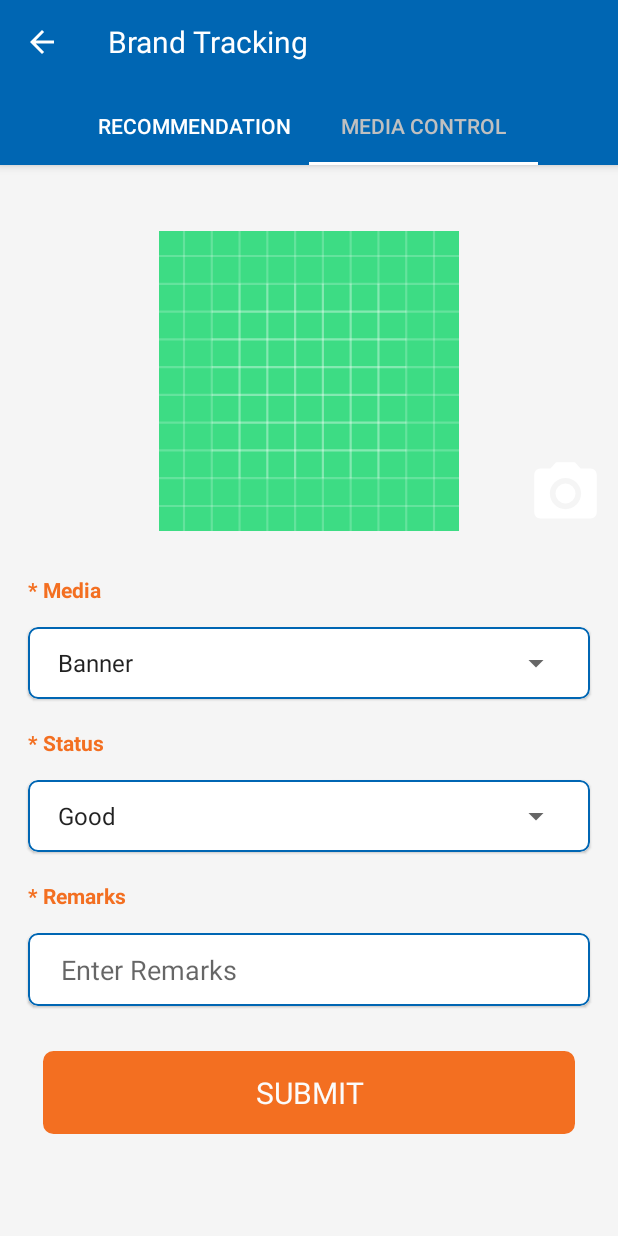
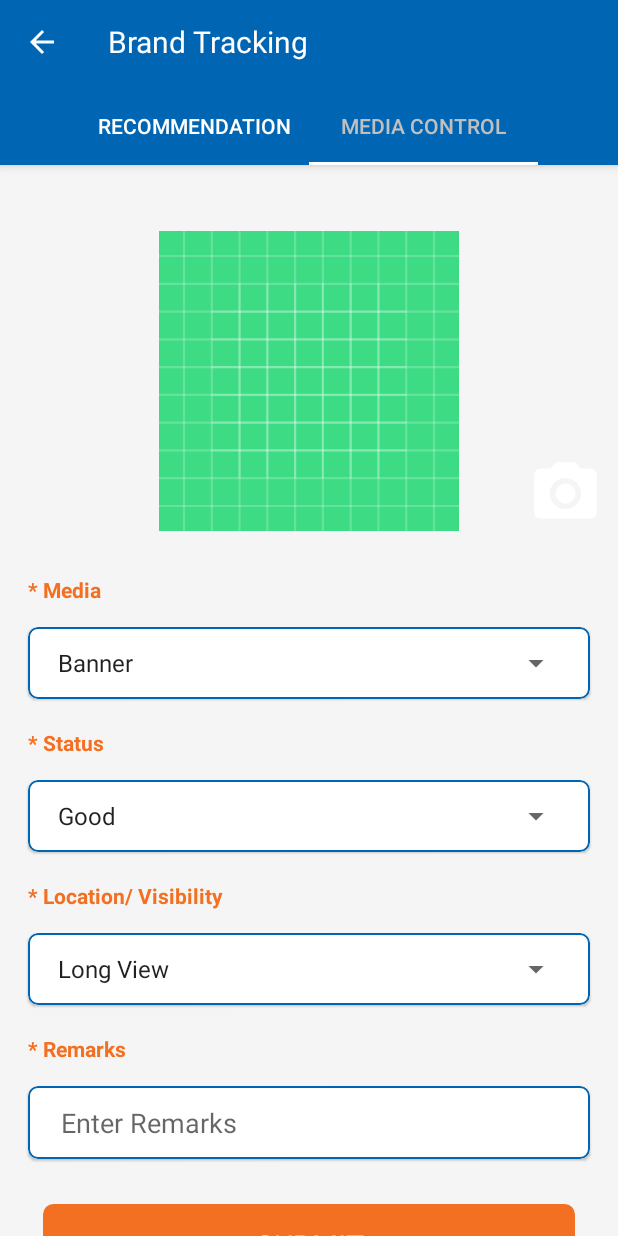
Before and after one commit to CBgourabAndroid/CRMRetail, an Android app: the BrandTrackActivity screen opened directly, with no data from a screen before it, tab 2 chosen, on a phone screen of 412 x 824 dp. Run offline under Robolectric (Android 15) with nearby library versions, the phone set to English and light mode, and no system bars.

Commit message:
08.09.2020

```diff
--- a/app/src/main/res/layout/contain_brand_track.xml
+++ b/app/src/main/res/layout/contain_brand_track.xml
@@ -117,7 +117,7 @@
                         android:layout_marginLeft="18.7dp"
                         android:layout_marginTop="19dp"
                         android:layout_marginRight="18.9dp"
-                        android:text="* Address"
+                        android:text="* Location"
                         android:textColor="@color/logoColorTwo"
                         android:textStyle="bold" />
 
@@ -169,7 +169,8 @@
                             android:layout_marginRight="18.9dp"
                             android:text="* Branding Rate(approx)"
                             android:textColor="@color/logoColorTwo"
-                            android:textStyle="bold" />
+                            android:textStyle="bold"
+                            android:visibility="gone"/>
 
                         <androidx.cardview.widget.CardView
                             android:layout_width="match_parent"
@@ -179,7 +180,8 @@
                             android:layout_marginRight="18.9dp"
                             app:cardBackgroundColor="@android:color/white"
                             app:cardCornerRadius="6dp"
-                            app:cardElevation="1dp">
+                            app:cardElevation="1dp"
+                            android:visibility="gone">
 
 
                             <LinearLayout
@@ -215,7 +217,8 @@
                             android:layout_marginRight="18.9dp"
                             android:text="* Brand Quantity(approx)"
                             android:textColor="@color/logoColorTwo"
-                            android:textStyle="bold" />
+                            android:textStyle="bold"
+                            android:visibility="gone"/>
 
                         <androidx.cardview.widget.CardView
                             android:layout_width="match_parent"
@@ -225,7 +228,8 @@
                             android:layout_marginRight="18.9dp"
                             app:cardBackgroundColor="@android:color/white"
                             app:cardCornerRadius="6dp"
-                            app:cardElevation="1dp">
+                            app:cardElevation="1dp"
+                            android:visibility="gone">
 
 
                             <LinearLayout
@@ -259,6 +263,7 @@
                             android:layout_marginTop="19dp"
                             android:layout_marginRight="18.9dp"
                             android:text="* Vendor"
+                            android:visibility="gone"
                             android:textColor="@color/logoColorTwo"
                             android:textStyle="bold" />
 
@@ -270,6 +275,7 @@
                             android:layout_marginRight="18.9dp"
                             app:cardBackgroundColor="@android:color/white"
                             app:cardCornerRadius="6dp"
+                            android:visibility="gone"
                             app:cardElevation="1dp">
 
 
--- a/app/src/main/res/layout/contain_media_control.xml
+++ b/app/src/main/res/layout/contain_media_control.xml
@@ -159,6 +159,48 @@
                         android:layout_marginLeft="18.7dp"
                         android:layout_marginTop="19dp"
                         android:layout_marginRight="18.9dp"
+                        android:text="* Location/ Visibility"
+                        android:textColor="@color/logoColorTwo"
+                        android:textStyle="bold" />
+
+                    <androidx.cardview.widget.CardView
+                        android:layout_width="match_parent"
+                        android:layout_height="wrap_content"
+                        android:layout_marginLeft="18.7dp"
+                        android:layout_marginTop="15dp"
+                        android:layout_marginRight="18.9dp"
+                        app:cardBackgroundColor="@android:color/white"
+                        app:cardCornerRadius="6dp"
+                        app:cardElevation="1dp">
+
+
+                        <LinearLayout
+                            android:layout_width="match_parent"
+                            android:layout_height="wrap_content"
+                            android:background="@drawable/rect"
+                            android:orientation="horizontal"
+                            android:padding="12dp">
+
+
+                            <Spinner
+                                android:id="@+id/spinner_Visibility"
+                                android:layout_width="match_parent"
+                                android:layout_height="wrap_content"
+                                android:entries="@array/visibilityType"/>
+
+
+
+                        </LinearLayout>
+
+                    </androidx.cardview.widget.CardView>
+
+
+                    <TextView
+                        android:layout_width="match_parent"
+                        android:layout_height="wrap_content"
+                        android:layout_marginLeft="18.7dp"
+                        android:layout_marginTop="19dp"
+                        android:layout_marginRight="18.9dp"
                         android:text="* Remarks"
                         android:textColor="@color/logoColorTwo"
                         android:textStyle="bold" />
--- a/app/src/main/res/values/strings.xml
+++ b/app/src/main/res/values/strings.xml
@@ -95,7 +95,14 @@
 
     <string-array name="statusType">
         <item>Good</item>
-        <item>Bad</item>
+        <item>Damaged</item>
+    </string-array>
+
+    <string-array name="visibilityType">
+        <item>Long View</item>
+        <item>Short View</item>
+        <item>Not Visible</item>
+        <item>Improper Location</item>
     </string-array>
 
     <string-array name="situatedType">
@@ -112,14 +119,13 @@
 
     <string-array name="mediaType">
         <item>Banner</item>
-        <item>Hoarding</item>
         <item>Wall Painting</item>
         <item>GSB</item>
         <item>NLB</item>
         <item>Dealer Hoarding</item>
         <item>Gantry</item>
         <item>Pole Kisok</item>
-        <item>Wall Wrep</item>
+        <item>Wall Wrap</item>
         <item>Center</item>
         <item>Pop Items</item>
         <item>Others</item>
```
